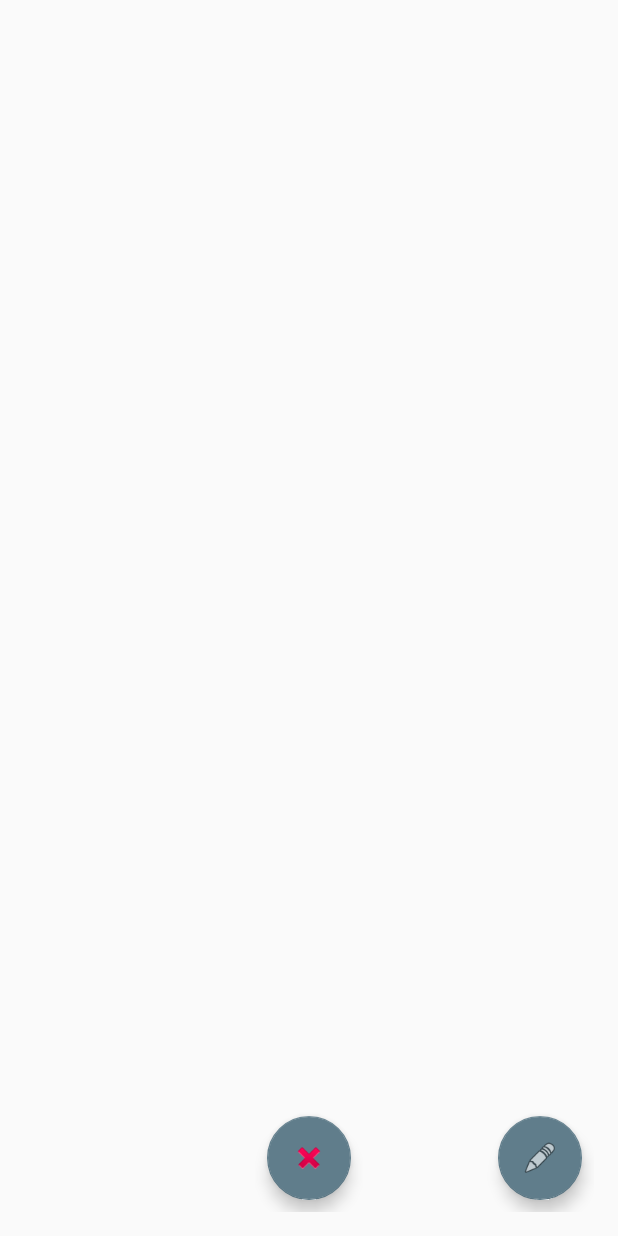
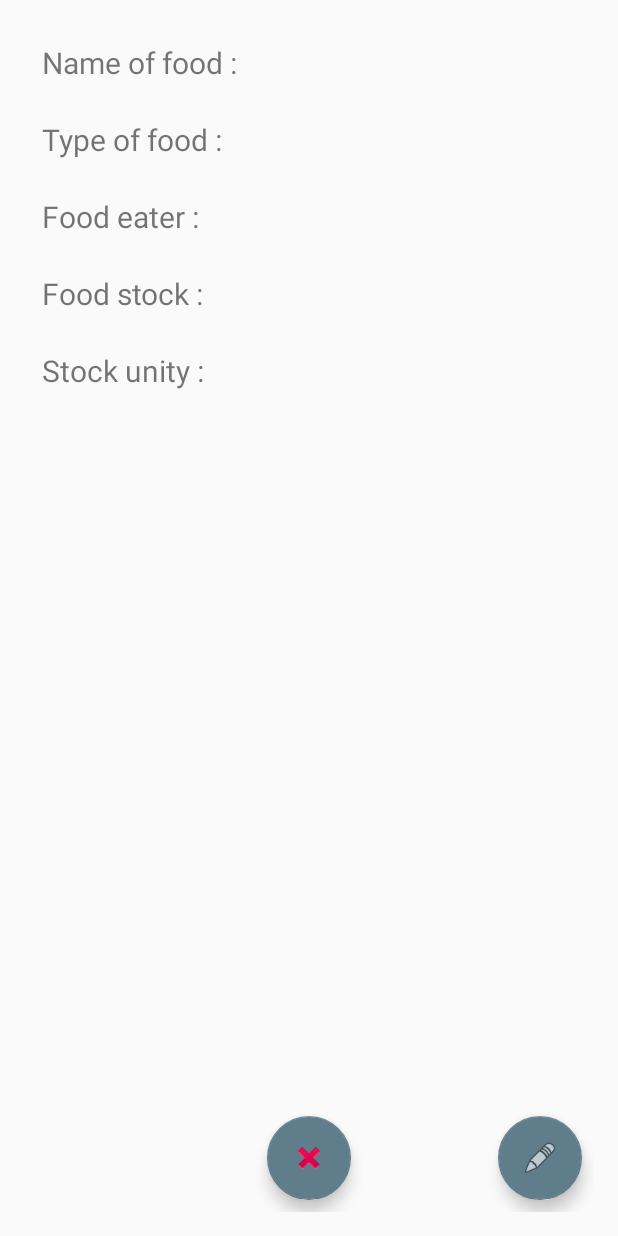
Before and after one commit to tpuch24/zooTeam3Front, an Android app: the FoodDetailActivity screen opened directly, with no data from a screen before it, on a phone screen of 412 x 824 dp. Run offline under Robolectric (Android 15) with nearby library versions, the phone set to English and light mode, and no system bars; 7 statements that could not run were skipped.

Commit message:
Food detail design

```diff
--- a/app/src/main/java/zooapp/jmdel/fr/zooapp/FoodDetailActivity.java
+++ b/app/src/main/java/zooapp/jmdel/fr/zooapp/FoodDetailActivity.java
@@ -68,13 +68,19 @@ public class FoodDetailActivity extends AppCompatActivity {
         }
     }
 
-    private void setContent(){
+    private void setContent() {
         String content =
                 "Name :  " + food.getName() + " \n" +
-                "Type :  " + food.getType() + " \n " +
-                "Eater : " + food.getEater_type() + " \n " +
-                "Stock : " + food.getStock() + " " + food.getUnity();
+                        "Type :  " + food.getType() + " \n " +
+                        "Eater : " + food.getEater_type() + " \n " +
+                        "Stock : " + food.getStock() + " " + food.getUnity();
 
-        ((TextView) (findViewById(R.id.food_detail_text))).setText(content);
+        //((TextView) (findViewById(R.id.food_detail_text))).setText(content);
+
+        ((TextView) (findViewById(R.id.food_detail_name))).setText(food.getName().toString());
+        ((TextView) (findViewById(R.id.food_detail_type))).setText(food.getType().toString());
+        ((TextView) (findViewById(R.id.food_detail_eater))).setText(food.getEater_type().toString());
+        ((TextView) (findViewById(R.id.food_detail_stock))).setText(food.getStock().toString());
+        ((TextView) (findViewById(R.id.food_detail_unity))).setText(food.getUnity().toString());
     }
 }
--- a/app/src/main/res/layout/activity_food_detail.xml
+++ b/app/src/main/res/layout/activity_food_detail.xml
@@ -4,23 +4,96 @@
     xmlns:tools="http://schemas.android.com/tools"
     android:layout_width="match_parent"
     android:layout_height="match_parent"
+    android:fitsSystemWindows="true"
     android:paddingBottom="@dimen/activity_vertical_margin"
     android:paddingLeft="@dimen/activity_horizontal_margin"
     android:paddingRight="@dimen/activity_horizontal_margin"
     android:paddingTop="@dimen/activity_vertical_margin"
-    android:fitsSystemWindows="true"
     tools:context="zooapp.jmdel.fr.zooapp.FoodDetailActivity">
 
+    <GridLayout
+        android:layout_width="fill_parent"
+        android:layout_height="fill_parent"
+        android:columnCount="2"
+        android:useDefaultMargins="false">
 
-    <TextView
-        android:id="@+id/food_detail_text"
-        android:layout_width="wrap_content"
-        android:layout_height="wrap_content" />
+        <TextView
+            android:layout_width="wrap_content"
+            android:layout_height="wrap_content"
+            android:text="@string/label_food_name_form"
+            android:layout_margin="12dp"
+            android:textSize="20dp" />
+
+        <TextView
+            android:id="@+id/food_detail_name"
+            android:layout_width="wrap_content"
+            android:layout_height="wrap_content"
+            android:layout_margin="12dp"
+            android:textSize="20dp" />
+
+        <TextView
+            android:layout_width="wrap_content"
+            android:layout_height="wrap_content"
+            android:text="@string/label_food_type_form"
+            android:layout_margin="12dp"
+            android:textSize="20dp" />
+
+        <TextView
+            android:id="@+id/food_detail_type"
+            android:layout_width="wrap_content"
+            android:layout_height="wrap_content"
+            android:layout_margin="12dp"
+            android:textSize="20dp" />
+
+        <TextView
+            android:layout_width="wrap_content"
+            android:layout_height="wrap_content"
+            android:text="Food eater :"
+            android:layout_margin="12dp"
+            android:textSize="20dp" />
+
+        <TextView
+            android:id="@+id/food_detail_eater"
+            android:layout_width="wrap_content"
+            android:layout_height="wrap_content"
+            android:layout_margin="12dp"
+            android:textSize="20dp" />
+
+        <TextView
+            android:layout_width="wrap_content"
+            android:layout_height="wrap_content"
+            android:text="Food stock :"
+            android:layout_margin="12dp"
+            android:textSize="20dp" />
+
+        <TextView
+            android:id="@+id/food_detail_stock"
+            android:layout_width="wrap_content"
+            android:layout_height="wrap_content"
+            android:layout_margin="12dp"
+            android:textSize="20dp" />
+
+        <TextView
+            android:layout_width="wrap_content"
+            android:layout_height="wrap_content"
+            android:text="Stock unity :"
+            android:layout_margin="12dp"
+            android:textSize="20dp" />
+
+        <TextView
+            android:id="@+id/food_detail_unity"
+            android:layout_width="wrap_content"
+            android:layout_height="wrap_content"
+            android:layout_margin="12dp"
+            android:textSize="20dp" />
+
+    </GridLayout>
 
     <LinearLayout
         android:layout_width="wrap_content"
         android:layout_height="wrap_content"
         android:layout_gravity="bottom|center">
+
         <android.support.design.widget.FloatingActionButton
             android:id="@+id/suppr_food"
             android:layout_width="wrap_content"
@@ -29,6 +102,7 @@
             android:layout_margin="8dp"
             android:src="@android:drawable/ic_delete" />
     </LinearLayout>
+
     <android.support.design.widget.FloatingActionButton
         android:id="@+id/edit_food"
         android:layout_width="wrap_content"
--- a/app/src/main/res/layout/food_cell.xml
+++ b/app/src/main/res/layout/food_cell.xml
@@ -1,11 +1,18 @@
 <?xml version="1.0" encoding="utf-8"?>
 <LinearLayout xmlns:android="http://schemas.android.com/apk/res/android"
-    android:orientation="vertical" android:layout_width="match_parent"
+    android:orientation="vertical"
+    android:layout_width="match_parent"
     android:layout_height="match_parent">
 
     <TextView
         android:id="@+id/food_name"
         android:layout_width="wrap_content"
         android:layout_height="wrap_content" />
+<!--
+    <TextView
+        android:id="@+id/food_qantity"
+        android:layout_width="wrap_content"
+        android:layout_height="wrap_content" />
+-->
 
 </LinearLayout>
```
